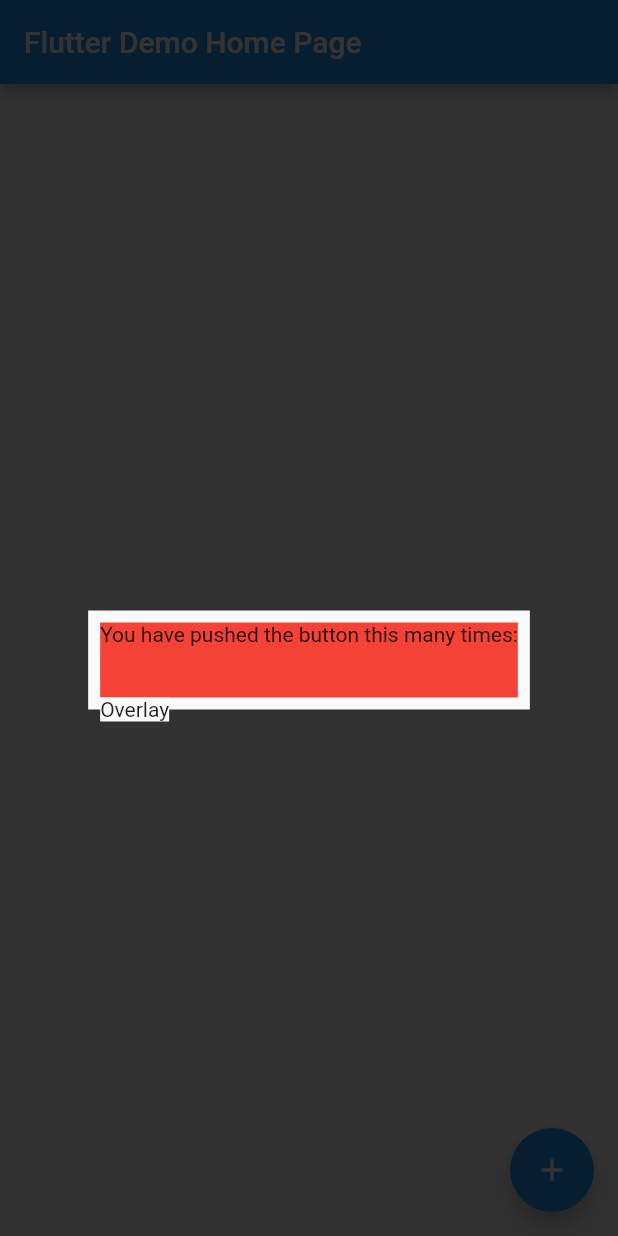
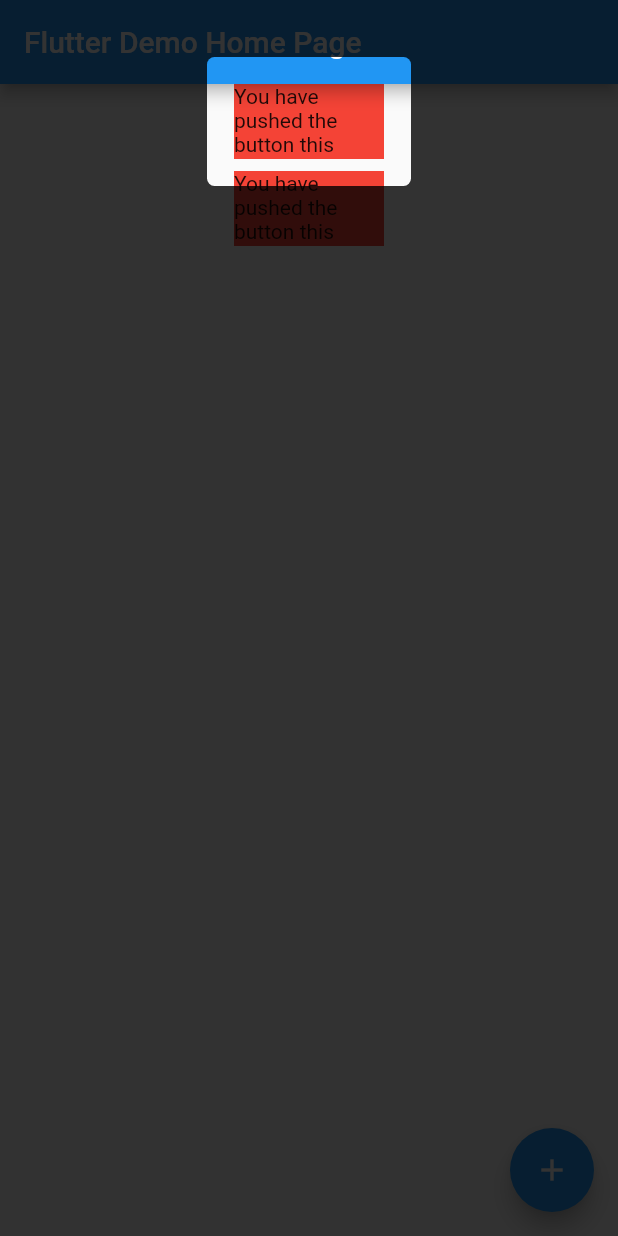
Before and after one commit to muhammadsaddamnur/coachmaker, a Flutter app: the screen it shows after launch, after a tap on the "add" icon, on a phone screen of 412 x 824 dp. Run offline on Flutter 3.47's test engine with Material 2 defaults, Android fonts, the phone set to English and light mode, and no system bars.

Commit message:
ubah lumayan

```diff
--- a/example/lib/main.dart
+++ b/example/lib/main.dart
@@ -36,27 +36,49 @@ class _MyHomePageState extends State<MyHomePage> {
       ),
       body: Center(
         child: Column(
-          mainAxisAlignment: MainAxisAlignment.center,
+          mainAxisAlignment: MainAxisAlignment.start,
           children: <Widget>[
-            Point(
+            CoachPoint(
               initial: '1',
               child: Container(
                 color: Colors.red,
                 height: 50,
+                width: 100,
                 child: Text(
                   'You have pushed the button this many times:',
+                ),
+              ),
+            ),
+            CoachPoint(
+              initial: '2',
+              child: Padding(
+                padding: const EdgeInsets.all(8.0),
+                child: Container(
+                  color: Colors.red,
+                  height: 50,
+                  width: 100,
+                  child: Text(
+                    'You have pushed the button this many times:',
+                  ),
                 ),
               ),
             ),
           ],
         ),
       ),
-      floatingActionButton: FloatingActionButton(
-        onPressed: () {
-          CoachMaker(context, initialList: ['1']).show();
-        },
-        tooltip: 'Increment',
-        child: Icon(Icons.add),
+      floatingActionButton: CoachPoint(
+        initial: '3',
+        child: FloatingActionButton(
+          onPressed: () {
+            CoachMaker(
+              context,
+              initialList: ['1', '2', '3'],
+              pointOnTap: CoachMakerControl.next,
+            ).show();
+          },
+          tooltip: 'Increment',
+          child: Icon(Icons.add),
+        ),
       ),
     );
   }
--- a/lib/coachmaker.dart
+++ b/lib/coachmaker.dart
@@ -1,14 +1,29 @@
 library coachmaker;
 
+export './src/widgets/widget_point.dart';
+import 'package:coachmaker/src/widgets/widget_card.dart';
 import 'package:flutter/material.dart';
+
+import 'src/widgets/widget_container.dart';
+
+enum CoachMakerControl { none, next, close }
 
 class CoachMaker {
   final List<String> initialList;
   final BuildContext _context;
+  final CoachMakerControl pointOnTap;
 
-  CoachMaker(this._context, {required this.initialList});
+  CoachMaker(
+    this._context, {
+    required this.initialList,
+    this.pointOnTap = CoachMakerControl.close,
+  });
 
-  OverlayEntry _buildOverlay({x, y, h, w}) {
+  OverlayEntry? _overlayEntry;
+  int currentIndex = 0;
+  double x = 0, y = 0, h = 0, w = 0;
+
+  OverlayEntry _buildOverlay() {
     return OverlayEntry(builder: (context) {
       return Stack(
         fit: StackFit.expand,
@@ -19,35 +34,63 @@ class CoachMaker {
             child: Stack(
               fit: StackFit.expand,
               children: [
-                Container(
+                GestureDetector(
+                  onTap: () {
+                    // removeOverlay();
+                  },
+                  child: Container(
                     decoration: BoxDecoration(
                         color: Colors.black,
                         backgroundBlendMode: BlendMode
                             .dstOut), // This one will handle background + difference out
                   ),
-                Positioned(
-                  left: x - 8,
-                  top: y - 8,
-                  child: Container(
+                ),
+                // Positioned(
+                //   left: x - 8,
+                //   top: y - 8,
+                //   child: Container(
+                //     height: h + 16,
+                //     width: w + 16,
+                //     decoration: BoxDecoration(
+                //       color: Colors.red,
+                //     ),
+                //   ),
+                // ),
+                WidgetContainer(
+                  x: x - 8,
+                  y: y - 8,
                   height: h + 16,
                   width: w + 16,
-                    decoration: BoxDecoration(
-                      color: Colors.red,
-                    ),
-                  ),
+                  padding: 10,
+                  onTap: () {
+                    switch (pointOnTap) {
+                      case CoachMakerControl.next:
+                        nextOverlay();
+                        break;
+                      case CoachMakerControl.close:
+                        removeOverlay();
+                        break;
+                      case CoachMakerControl.none:
+                        break;
+                      default:
+                    }
+                  },
                 ),
               ],
             ),
           ),
-          Positioned(
-            left: x,
-            top: y + h,
-            child: Material(
-              child: Text(
-                'Overlay',
-              ),
-            ),
-          ),
+          // Positioned(
+          //   left: x,
+          //   top: y + h,
+          //   child: Card(
+          //     child: Text(
+          //       'Overlay',
+          //     ),
+          //   ),
+          // ),
+          WidgetCard(
+            top: y + h + 24,
+          )
         ],
       );
     });
@@ -55,34 +98,33 @@ class CoachMaker {
 
   void show() {
     Future.delayed(Duration.zero, () {
-      RenderBox box =
-          GlobalObjectKey('1').currentContext!.findRenderObject() as RenderBox;
+      RenderBox box = GlobalObjectKey(initialList[currentIndex])
+          .currentContext!
+          .findRenderObject() as RenderBox;
 
       Offset position = box.localToGlobal(Offset.zero);
-      double y = position.dy;
-      double x = position.dx;
-      double height = box.size.height;
-      double width = box.size.width;
+      y = position.dy;
+      x = position.dx;
+      h = box.size.height;
+      w = box.size.width;
       print(y);
       print(x);
       print(box.size.height);
-      Overlay.of(_context)
-          ?.insert(_buildOverlay(x: x, y: y, h: height, w: width));
+      if (_overlayEntry == null) {
+        _overlayEntry = _buildOverlay();
+        Overlay.of(_context)?.insert(_overlayEntry!);
+      }
     });
   }
+
+  void removeOverlay() {
+    _overlayEntry?.remove();
+    _overlayEntry = null;
   }
 
-class Point extends StatelessWidget {
-  final String initial;
-  final Widget child;
-  const Point({Key? key, required this.initial, required this.child})
-      : super(key: key);
-
-  @override
-  Widget build(BuildContext context) {
-    return SizedBox(
-      key: GlobalObjectKey('$initial'),
-      child: child,
-    );
+  void nextOverlay() {
+    currentIndex++;
+    removeOverlay();
+    if (currentIndex < initialList.length) show();
   }
 }
--- /dev/null
+++ b/lib/src/widgets/widget_card.dart
@@ -0,0 +1,59 @@
+import 'package:flutter/material.dart';
+
+class WidgetCard extends StatefulWidget {
+  final double left, top;
+  const WidgetCard({Key? key, this.left = 0, required this.top})
+      : super(key: key);
+
+  @override
+  _WidgetCardState createState() => _WidgetCardState();
+}
+
+class _WidgetCardState extends State<WidgetCard> {
+  double left = 0;
+  double top = 0;
+
+  @override
+  void initState() {
+    start();
+    super.initState();
+  }
+
+  void start() async {
+    await Future.delayed(Duration(milliseconds: 1500));
+    setState(() {
+      left = widget.left;
+      top = widget.top;
+    });
+  }
+
+  @override
+  Widget build(BuildContext context) {
+    return Positioned(
+      left: left,
+      top: top,
+      child: Material(
+        color: Colors.transparent,
+        child: SizedBox(
+          width: MediaQuery.of(context).size.width,
+          child: Align(
+            alignment: Alignment.center,
+            child: AnimatedOpacity(
+              duration: Duration(seconds: 1),
+              opacity: top == 0 ? 0 : 1,
+              child: Container(
+                color: Colors.white,
+                child: Padding(
+                  padding: const EdgeInsets.all(8.0),
+                  child: Text(
+                    '$top',
+                  ),
+                ),
+              ),
+            ),
+          ),
+        ),
+      ),
+    );
+  }
+}
--- /dev/null
+++ b/lib/src/widgets/widget_container.dart
@@ -0,0 +1,110 @@
+import 'dart:async';
+
+import 'package:flutter/material.dart';
+
+class WidgetContainer extends StatefulWidget {
+  final double height, width, x, y, padding, borderRadius;
+  final Function? onTap;
+  WidgetContainer(
+      {required this.height,
+      required this.width,
+      required this.x,
+      required this.y,
+      this.padding = 8,
+      this.borderRadius = 5,
+      this.onTap});
+
+  @override
+  _WidgetContainerState createState() => _WidgetContainerState();
+}
+
+class _WidgetContainerState extends State<WidgetContainer> {
+  bool enable = false;
+  double h = 0;
+  double w = 0;
+  double x = 0;
+  double y = 0;
+
+  Timer? timer;
+
+  @override
+  void dispose() {
+    timer!.cancel();
+    super.dispose();
+  }
+
+  @override
+  void initState() {
+    super.initState();
+    start();
+  }
+
+  void start() async {
+    await Future.delayed(Duration(milliseconds: 1));
+    setState(() {
+      h = widget.height + (widget.padding * 2);
+      w = widget.width + (widget.padding * 2);
+      x = widget.x - widget.padding;
+      y = widget.y - widget.padding;
+    });
+
+    timer = Timer.periodic(Duration(seconds: 1), (Timer t) {
+      setState(() {
+        h = (h == widget.height + (widget.padding * 2))
+            ? widget.height - (widget.padding)
+            : widget.height + (widget.padding * 2);
+        w = (w == widget.width + (widget.padding * 2))
+            ? widget.width - (widget.padding)
+            : widget.width + (widget.padding * 2);
+        x = (x == widget.x - widget.padding)
+            ? widget.x + (widget.padding / 2)
+            : widget.x - widget.padding;
+        y = (y == widget.y - widget.padding)
+            ? widget.y + (widget.padding / 2)
+            : widget.y - widget.padding;
+      });
+    });
+    await Future.delayed(Duration(seconds: 1));
+    setState(() {
+      enable = true;
+    });
+  }
+
+  @override
+  Widget build(BuildContext context) {
+    return AnimatedPositioned(
+      left: x,
+      top: y,
+      height: h == 0 ? MediaQuery.of(context).size.height : h,
+      width: w == 0 ? MediaQuery.of(context).size.width : w,
+      duration: Duration(seconds: 1),
+      curve: Curves.fastOutSlowIn,
+      child: GestureDetector(
+        onTap: () async {
+          if (enable) {
+            setState(() {
+              enable = false;
+            });
+            timer!.cancel();
+            setState(() {
+              h = MediaQuery.of(context).size.height;
+              w = MediaQuery.of(context).size.width;
+              x = 0;
+              y = 0;
+            });
+            await Future.delayed(Duration(seconds: 1));
+
+            widget.onTap!();
+          }
+        },
+        child: Container(
+          height: h == 0 ? MediaQuery.of(context).size.height : h,
+          width: w == 0 ? MediaQuery.of(context).size.width : w,
+          decoration: BoxDecoration(
+              color: Colors.black,
+              borderRadius: BorderRadius.circular(widget.borderRadius)),
+        ),
+      ),
+    );
+  }
+}
--- /dev/null
+++ b/lib/src/widgets/widget_point.dart
@@ -0,0 +1,16 @@
+import 'package:flutter/material.dart';
+
+class CoachPoint extends StatelessWidget {
+  final String initial;
+  final Widget child;
+  const CoachPoint({Key? key, required this.initial, required this.child})
+      : super(key: key);
+
+  @override
+  Widget build(BuildContext context) {
+    return SizedBox(
+      key: GlobalObjectKey('$initial'),
+      child: child,
+    );
+  }
+}
```
Lines whose indentation alone changed are shown as unchanged.
